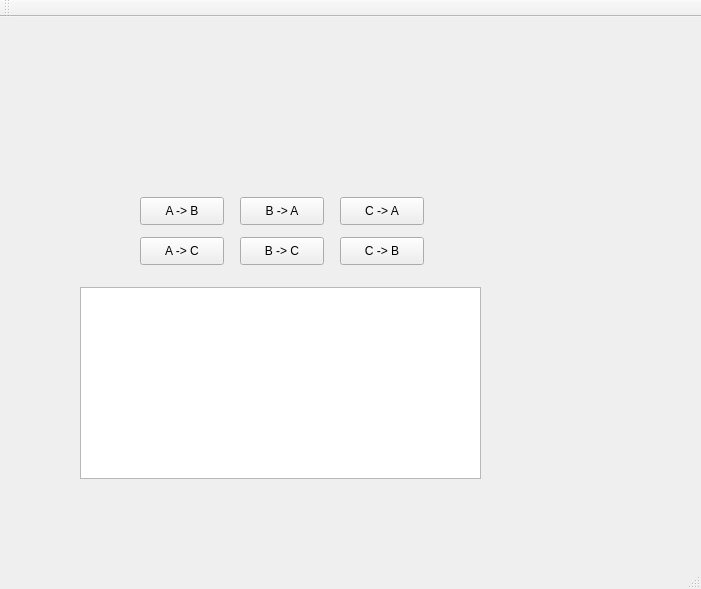
The window that student/13/hanoi/mainwindow.ui (AJIsoviita/Ohjelmointi-2) describes before a commit, drawn with Qt 5.
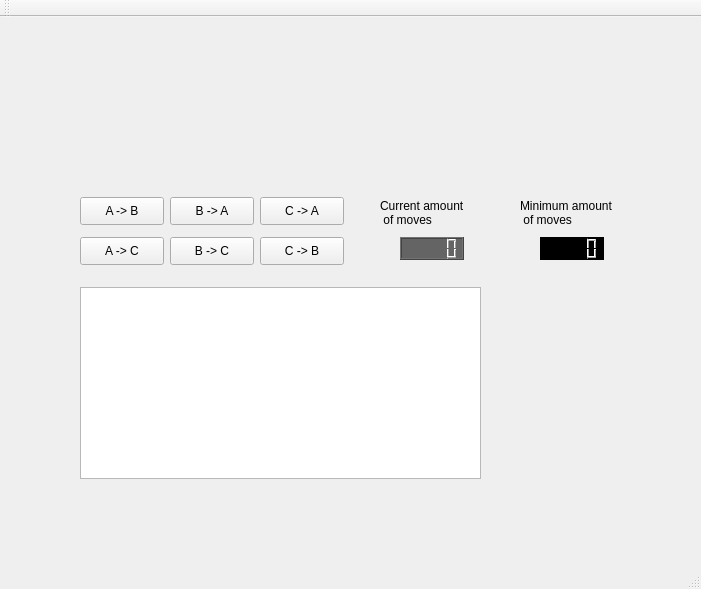
The same window after the commit.

Patch:
```diff
--- a/student/13/hanoi/mainwindow.ui
+++ b/student/13/hanoi/mainwindow.ui
@@ -30,7 +30,7 @@
    <widget class="QPushButton" name="PBAB">
     <property name="geometry">
      <rect>
-      <x>140</x>
+      <x>80</x>
       <y>180</y>
       <width>84</width>
       <height>28</height>
@@ -43,7 +43,7 @@
    <widget class="QPushButton" name="PBAC">
     <property name="geometry">
      <rect>
-      <x>140</x>
+      <x>80</x>
       <y>220</y>
       <width>84</width>
       <height>28</height>
@@ -56,7 +56,7 @@
    <widget class="QPushButton" name="PBBA">
     <property name="geometry">
      <rect>
-      <x>240</x>
+      <x>170</x>
       <y>180</y>
       <width>84</width>
       <height>28</height>
@@ -69,7 +69,7 @@
    <widget class="QPushButton" name="PBBC">
     <property name="geometry">
      <rect>
-      <x>240</x>
+      <x>170</x>
       <y>220</y>
       <width>84</width>
       <height>28</height>
@@ -82,7 +82,7 @@
    <widget class="QPushButton" name="PBCA">
     <property name="geometry">
      <rect>
-      <x>340</x>
+      <x>260</x>
       <y>180</y>
       <width>84</width>
       <height>28</height>
@@ -95,7 +95,7 @@
    <widget class="QPushButton" name="PBCB">
     <property name="geometry">
      <rect>
-      <x>340</x>
+      <x>260</x>
       <y>220</y>
       <width>84</width>
       <height>28</height>
@@ -105,6 +105,61 @@
      <string>C -&gt; B</string>
     </property>
    </widget>
+   <widget class="QLabel" name="label">
+    <property name="geometry">
+     <rect>
+      <x>520</x>
+      <y>180</y>
+      <width>121</width>
+      <height>31</height>
+     </rect>
+    </property>
+    <property name="text">
+     <string>Minimum amount 
+ of moves</string>
+    </property>
+   </widget>
+   <widget class="QLCDNumber" name="min_moves">
+    <property name="geometry">
+     <rect>
+      <x>540</x>
+      <y>220</y>
+      <width>64</width>
+      <height>23</height>
+     </rect>
+    </property>
+    <property name="styleSheet">
+     <string notr="true">background-color:rgb(0,0,0)</string>
+    </property>
+   </widget>
+   <widget class="QLCDNumber" name="current_mov">
+    <property name="geometry">
+     <rect>
+      <x>400</x>
+      <y>220</y>
+      <width>64</width>
+      <height>23</height>
+     </rect>
+    </property>
+    <property name="styleSheet">
+     <string notr="true">background-color: rgb(100, 100, 100)
+</string>
+    </property>
+   </widget>
+   <widget class="QLabel" name="label_2">
+    <property name="geometry">
+     <rect>
+      <x>380</x>
+      <y>180</y>
+      <width>111</width>
+      <height>31</height>
+     </rect>
+    </property>
+    <property name="text">
+     <string>Current amount 
+ of moves</string>
+    </property>
+   </widget>
   </widget>
   <widget class="QMenuBar" name="menuBar">
    <property name="geometry">
```
